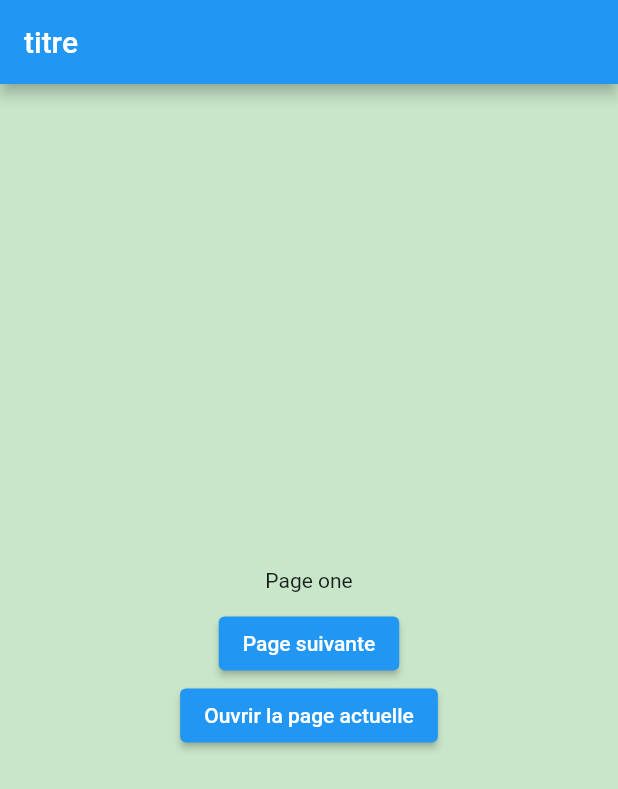
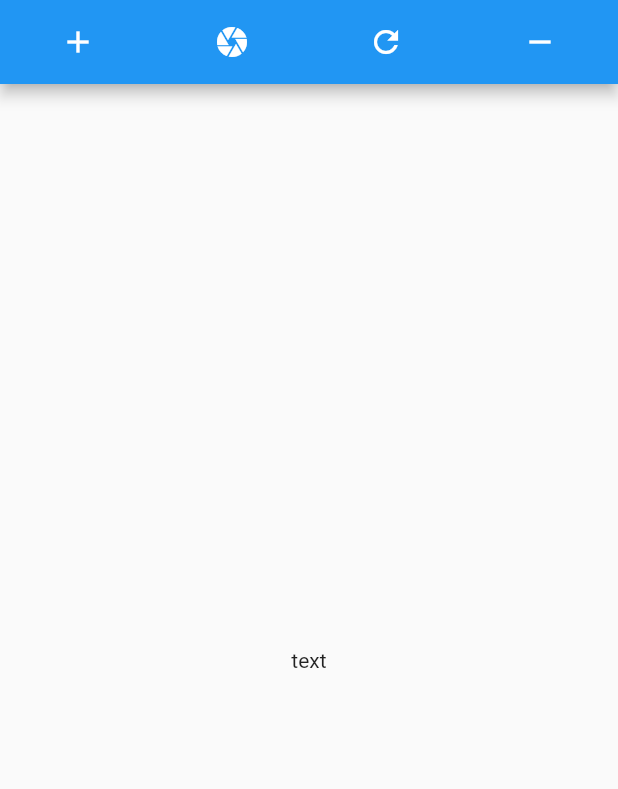
Before and after one commit to app-createur-pro/my_app, a Flutter app: the screen it shows after launch, on a phone screen of 412 x 824 dp. Shown: the top 789 px of the screen. Run offline on Flutter 3.47's test engine with Material 2 defaults, Android fonts, the phone set to English and light mode, and no system bars.

Commit message:
app bar et navigation controller

```diff
--- /dev/null
+++ b/lib/controllers/navigation_controller.dart
@@ -0,0 +1,34 @@
+
+import 'package:flutter/material.dart';
+
+class NavigationController {
+
+  Map<Widget, Function> appBarIcons;
+
+  NavigationController.appBar() {
+    appBarIcons = {
+      Icon(Icons.add): _clickAddButton,
+      Icon(Icons.camera): _clickCameraButton,
+      Icon(Icons.refresh): _clickRefreshButton,
+      Icon(Icons.remove): _clickRemoveButton
+    };
+  }
+
+  void _clickAddButton() {
+    print("click sur add button");
+  }
+
+  void _clickCameraButton() {
+    print("click sur camera button");
+  }
+
+  void _clickRefreshButton() {
+    print("click sur refresh button");
+
+  }
+
+  void _clickRemoveButton() {
+    print("click sur remove button");
+  }
+
+}
--- a/lib/main.dart
+++ b/lib/main.dart
@@ -1,6 +1,5 @@
 import 'package:flutter/material.dart';
-import 'package:my_app/screens/unknown_Page_screen.dart';
-import 'package:my_app/utils/route_generator.dart';
+import 'package:my_app/screens/home_screen.dart';
 
 void main() => runApp(new MyApp());
 
@@ -9,19 +8,10 @@ class MyApp extends StatelessWidget {
   @override
   Widget build(BuildContext context) {
     return MaterialApp(
-        title: 'Flutter Demo',
-        initialRoute: PAGE_ONE,
-        onGenerateRoute: RouteGenerator.generateRoute,
-        onUnknownRoute: (RouteSettings settings) {
-          return MaterialPageRoute(
-              builder: (context) {
-                return UnknownPageScreen();
-              }
-          );
-        },
-        debugShowCheckedModeBanner: false,
-        theme: ThemeData(),
-        //home: PageOneScreen(title: 'Accueil'),
-      );
+      title: 'Flutter Demo',
+      debugShowCheckedModeBanner: false,
+      theme: ThemeData(),
+      home: HomeScreen(title: 'Accueil'),
+    );
   }
 }
--- /dev/null
+++ b/lib/screens/home_screen.dart
@@ -0,0 +1,54 @@
+import 'package:flutter/material.dart';
+import 'package:my_app/controllers/navigation_controller.dart';
+import 'package:my_app/screens/second_screen.dart';
+
+class HomeScreen extends StatefulWidget {
+
+  final String title;
+
+  HomeScreen({Key key, this.title}) : super(key: key);
+
+  @override
+  _HomeScreenState createState() => new _HomeScreenState();
+}
+
+class _HomeScreenState extends State<HomeScreen> {
+
+  NavigationController _navigationController;
+
+  @override
+  void initState() {
+    super.initState();
+    _navigationController = NavigationController.appBar();
+  }
+
+  @override
+  Widget build(BuildContext context) {
+
+    return Scaffold(
+      appBar: AppBar(
+        title: Row(
+          mainAxisAlignment: MainAxisAlignment.spaceBetween,
+          crossAxisAlignment: CrossAxisAlignment.center,
+          children: _navigationController.appBarIcons.entries.map(
+                  (entry) => GestureDetector(
+                    onTap: () => entry.value.call(),
+                    child: entry.key,
+                  )
+          ).toList(),
+        ),
+        titleSpacing: 40,
+        centerTitle: true,
+      ),
+      body: Center(
+          child: Column(
+            mainAxisAlignment: MainAxisAlignment.center,
+            children: [
+              Text("text")
+            ],
+          )
+      ), // This trailing comma makes auto-formatting nicer for build methods.
+    );
+  }
+
+}
--- a/lib/screens/page_four_screen.dart
+++ /dev/null
@@ -1,46 +0,0 @@
-
-import 'package:flutter/material.dart';
-import 'package:my_app/utils/route_generator.dart';
-
-class PageFourScreen extends StatefulWidget {
-
-  PageFourScreen({Key key}) : super(key: key);
-
-  @override
-  _PageFourScreenState createState() => new _PageFourScreenState();
-}
-
-class _PageFourScreenState extends State<PageFourScreen> {
-
-  @override
-  Widget build(BuildContext context) {
-
-    return Scaffold(
-      appBar: AppBar(
-        title: Text("titre"),
-      ),
-      backgroundColor: Colors.blue[100],
-      body: Center(
-          child: Column(
-            mainAxisAlignment: MainAxisAlignment.center,
-            children: [
-             Text("Page four"),
-              SizedBox(height: 10,),
-              ElevatedButton(
-                  onPressed: () => Navigator.of(context).popAndPushNamed(PAGE_ONE),
-                  child: Text("close screen")
-              ),
-              ElevatedButton(
-                  onPressed: () => Navigator.pushNamedAndRemoveUntil(
-                      context,
-                      PAGE_ONE,
-                      (Route<dynamic> route) => false
-                      ),
-                  child: Text("Ouvrir page 1")
-              ),
-            ],
-          )
-      ), // This trailing comma makes auto-formatting nicer for build methods.
-    );
-  }
-}
--- a/lib/screens/page_one_screen.dart
+++ /dev/null
@@ -1,47 +0,0 @@
-
-import 'package:flutter/material.dart';
-import 'package:my_app/utils/route_generator.dart';
-
-class PageOneScreen extends StatefulWidget {
-
-  PageOneScreen({Key key}) : super(key: key);
-
-  @override
-  _PageOneScreenState createState() => new _PageOneScreenState();
-}
-
-class _PageOneScreenState extends State<PageOneScreen> {
-
-  @override
-  Widget build(BuildContext context) {
-
-    return WillPopScope(
-      onWillPop: () async {
-        return false;
-      },
-      child: Scaffold(
-        appBar: AppBar(
-          title: Text("titre"),
-        ),
-        backgroundColor: Colors.green[100],
-        body: Center(
-            child: Column(
-              mainAxisAlignment: MainAxisAlignment.center,
-              children: [
-               Text("Page one"),
-                SizedBox(height: 10,),
-                ElevatedButton(
-                    onPressed: () => Navigator.pushNamed(context, PAGE_TWO, arguments: "du texte"),
-                    child: Text("Page suivante")
-                ),
-                ElevatedButton(
-                    onPressed: () => Navigator.pushNamed(context, PAGE_ONE),
-                    child: Text("Ouvrir la page actuelle")
-                ),
-              ],
-            )
-        ), // This trailing comma makes auto-formatting nicer for build methods.
-      ),
-    );
-  }
-}
--- a/lib/screens/unknown_Page_screen.dart
+++ b/lib/screens/second_screen.dart
@@ -1,12 +1,12 @@
 
 import 'package:flutter/material.dart';
 
-class UnknownPageScreen extends StatelessWidget {
+class SecondScreen extends StatelessWidget {
   @override
   Widget build(BuildContext context) {
     return Scaffold(
       appBar: AppBar(),
-      body: Text("Page introuvable"),
+      body: Text("texte"),
     );
   }
 }
--- a/lib/utils/route_generator.dart
+++ /dev/null
@@ -1,33 +0,0 @@
-
-import 'package:flutter/cupertino.dart';
-import 'package:flutter/material.dart';
-import 'package:my_app/screens/page_four_screen.dart';
-import 'package:my_app/screens/page_one_screen.dart';
-import 'package:my_app/screens/page_three_screen.dart';
-import 'package:my_app/screens/page_two_screen.dart';
-import 'package:my_app/screens/unknown_Page_screen.dart';
-
-class RouteGenerator {
-
-  static Route<dynamic> generateRoute(RouteSettings settings) {
-    String _text = "texte par défaut";
-    if(settings.arguments != null) {
-     _text = settings.arguments as String;
-    }
-    switch(settings.name) {
-      case PAGE_ONE : return MaterialPageRoute(builder: (_) => PageOneScreen());
-      case PAGE_TWO : return MaterialPageRoute(builder: (_) => PageTwoScreen(text: _text,));
-      case PAGE_THREE : return MaterialPageRoute(builder: (_) => PageThreeScreen());
-      case PAGE_FOUR: return MaterialPageRoute(builder: (_) => PageFourScreen());
-
-      default: return MaterialPageRoute(builder: (_) => UnknownPageScreen());
-    }
-
-  }
-
-}
-
-const String PAGE_ONE = "/";
-const String PAGE_TWO = "/PageTwo";
-const String PAGE_THREE = "/PageThree";
-const String PAGE_FOUR = "/PageFour";
```
Also changed, not shown: lib/screens/page_three_screen.dart (deleted, +0 -43 lines), lib/screens/page_two_screen.dart (deleted, +0 -35 lines).
